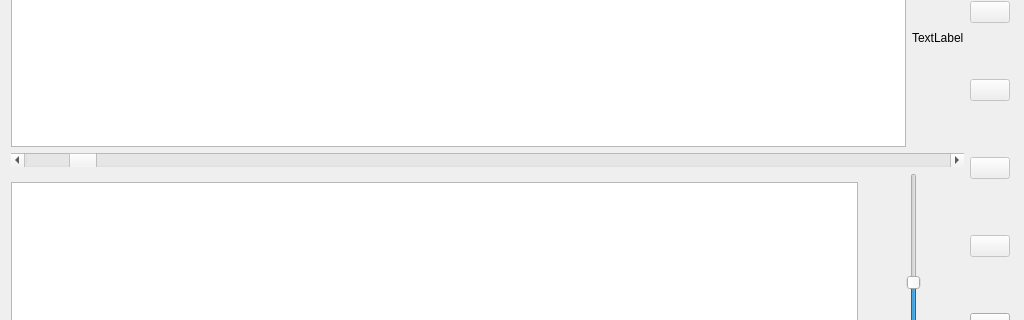
Old version of the form mainwindow.ui in the repository EBXFS15/PrototypeBasedOnMpg321; both pictures show x 0 to 1024 and y 155 to 475 of the 1024 by 600 pixel window.
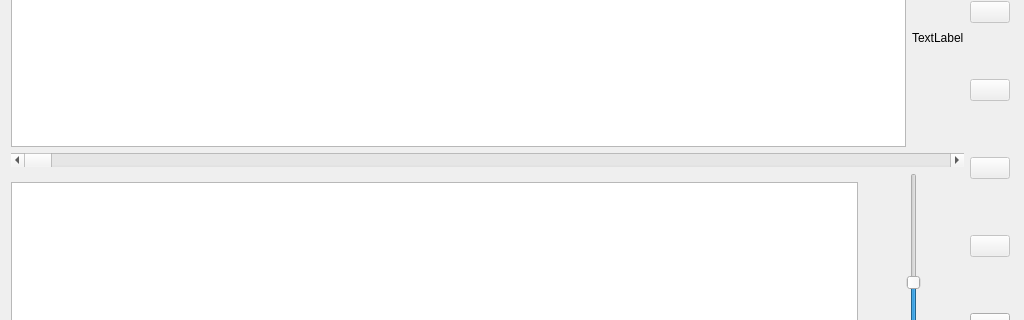
New version of the form. Icons and pictures are not drawn.

Commit message: Updated start postion of progress bar.

Patch:
```diff
--- a/mainwindow.ui
+++ b/mainwindow.ui
@@ -77,11 +77,14 @@
                </item>
                <item>
                 <widget class="QScrollBar" name="hBar_position">
+                 <property name="autoFillBackground">
+                  <bool>false</bool>
+                 </property>
                  <property name="maximum">
                   <number>1000</number>
                  </property>
                  <property name="value">
-                  <number>50</number>
+                  <number>0</number>
                  </property>
                  <property name="orientation">
                   <enum>Qt::Horizontal</enum>
```
